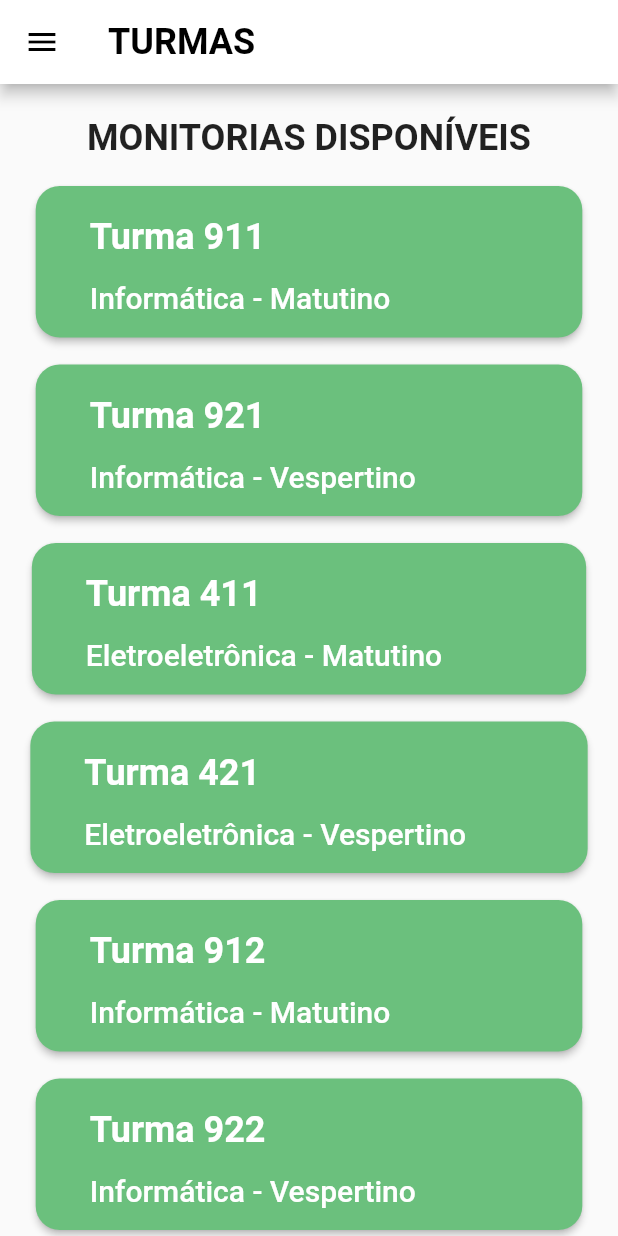
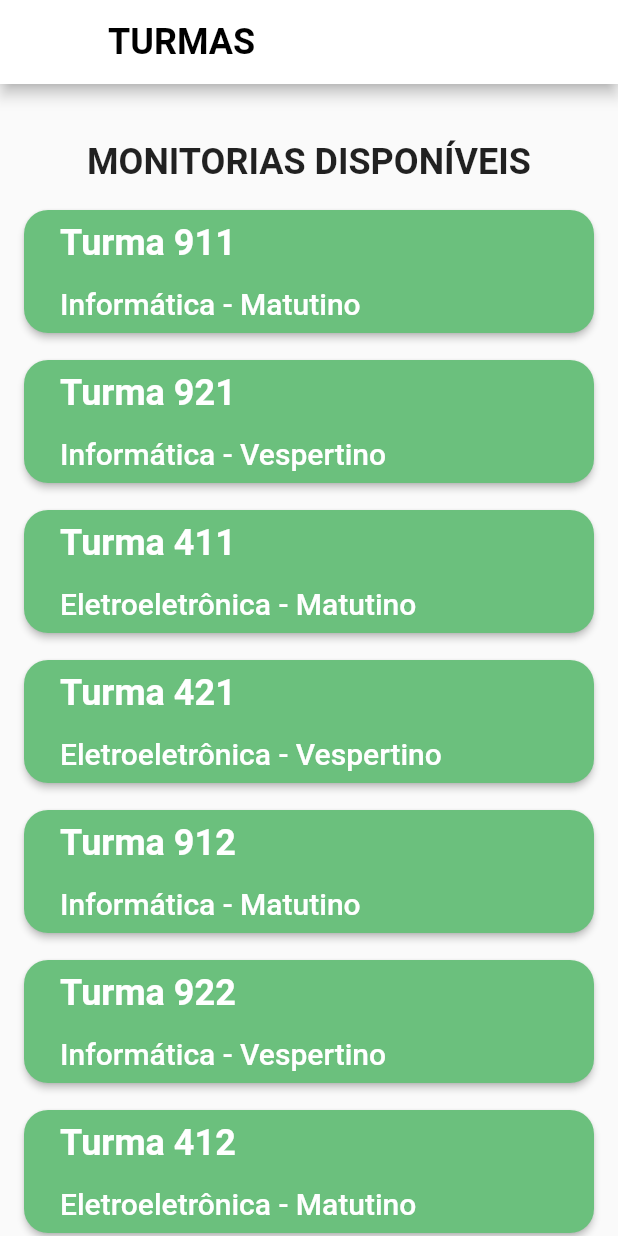
Before and after one commit to ludmilabss/App_prmo, a Flutter app: the TurmasPage screen opened directly, on a phone screen of 412 x 824 dp. Run offline on Flutter 3.47's test engine with Material 2 defaults, Android fonts, the phone set to English and light mode, and no system bars; network calls fail.

Commit message:
Update turmas_page.dart

```diff
--- a/lib/pages/turmas_page.dart
+++ b/lib/pages/turmas_page.dart
@@ -1,5 +1,6 @@
 import 'package:flutter/material.dart';
 import 'materias_page.dart';
+
 
 class TurmasPage extends StatefulWidget {
   const TurmasPage({Key? key}) : super(key: key);
@@ -12,13 +13,13 @@ class _TurmasPageState extends State<TurmasPage> {
   Widget build(BuildContext context) {
     return Scaffold(
       appBar: AppBar(
-        leading: GestureDetector(
-          onTap: () {},
-          child: const Icon(
-            Icons.menu,
-            color: Colors.black,
-          ),
-        ),
+        // leading: GestureDetector(
+        //   onTap: () {},
+        //   child: const Icon(
+        //     Icons.menu,
+        //     color: Colors.black,
+        //   ),
+        // ),
         backgroundColor: Colors.white,
         title: const Text(
           "TURMAS",
@@ -31,7 +32,9 @@ class _TurmasPageState extends State<TurmasPage> {
       ),
       body: ListView(
         children: [
-          Column(
+          Padding(
+            padding: const EdgeInsets.all(16.0),
+            child: Column(
               children: [
                 const SizedBox(height: 22),
                 const Text(
@@ -41,135 +44,55 @@ class _TurmasPageState extends State<TurmasPage> {
                     fontWeight: FontWeight.bold,
                   ),
                 ),
+
                 const SizedBox(height: 18),
-              buildTurma(
-                  left: 20,
-                  right: 112,
-                  turma: 'Turma 911',
-                  curso: "Informática - ",
-                  turno: "Matutino"),
+                buildTurma(turma: 'Turma 911', curso: "Informática - ", turno: "Matutino"),
                 const SizedBox(height: 18),
-              buildTurma(
-                  left: 20,
-                  right: 95,
-                  turma: 'Turma 921',
-                  curso: "Informática - ",
-                  turno: "Vespertino"),
+                buildTurma(turma: 'Turma 921', curso: "Informática - ", turno: "Vespertino"),
                 const SizedBox(height: 18),
-              buildTurma(
-                  left: 20,
-                  right: 80,
-                  turma: 'Turma 411',
-                  curso: "Eletroeletrônica - ",
-                  turno: "Matutino"),
+                buildTurma(turma: 'Turma 411', curso: "Eletroeletrônica - ", turno: "Matutino"),
                 const SizedBox(height: 18),
-              buildTurma(
-                  left: 20,
-                  right: 65,
-                  turma: 'Turma 421',
-                  curso: "Eletroeletrônica - ",
-                  turno: "Vespertino"),
+                buildTurma(turma: 'Turma 421', curso: "Eletroeletrônica - ", turno: "Vespertino"),
                 const SizedBox(height: 18),
-              buildTurma(
-                  left: 20,
-                  right: 112,
-                  turma: 'Turma 912',
-                  curso: "Informática - ",
-                  turno: "Matutino"),
+                buildTurma(turma: 'Turma 912', curso: "Informática - ", turno: "Matutino"),
                 const SizedBox(height: 18),
-              buildTurma(
-                  left: 20,
-                  right: 95,
-                  turma: 'Turma 922',
-                  curso: "Informática - ",
-                  turno: "Vespertino"),
+                buildTurma(turma: 'Turma 922', curso: "Informática - ", turno: "Vespertino"),
                 const SizedBox(height: 18),
-              buildTurma(
-                  left: 20,
-                  right: 80,
-                  turma: 'Turma 412',
-                  curso: "Eletroeletrônica - ",
-                  turno: "Matutino"),
+                buildTurma(turma: 'Turma 412', curso: "Eletroeletrônica - ", turno: "Matutino"),
                 const SizedBox(height: 18),
-              buildTurma(
-                  left: 20,
-                  right: 65,
-                  turma: 'Turma 422',
-                  curso: "Eletroeletrônica - ",
-                  turno: "Vespertino"),
+                buildTurma(turma: 'Turma 422', curso: "Eletroeletrônica - ", turno: "Vespertino"),
                 const SizedBox(height: 18),
-              buildTurma(
-                  left: 20,
-                  right: 112,
-                  turma: 'Turma 913',
-                  curso: "Informática - ",
-                  turno: "Matutino"),
+                buildTurma(turma: 'Turma 913', curso: "Informática - ", turno: "Matutino"),
                 const SizedBox(height: 18),
-              buildTurma(
-                  left: 20,
-                  right: 95,
-                  turma: 'Turma 923',
-                  curso: "Informática - ",
-                  turno: "Vespertino"),
+                buildTurma(turma: 'Turma 923', curso: "Informática - ", turno: "Vespertino"),
                 const SizedBox(height: 18),
-              buildTurma(
-                  left: 20,
-                  right: 80,
-                  turma: 'Turma 413',
-                  curso: "Eletroeletrônica - ",
-                  turno: "Matutino"),
+                buildTurma(turma: 'Turma 413', curso: "Eletroeletrônica - ", turno: "Matutino"),
                 const SizedBox(height: 18),
-              buildTurma(
-                  left: 20,
-                  right: 65,
-                  turma: 'Turma 423',
-                  curso: "Eletroeletrônica - ",
-                  turno: "Vespertino"),
+                buildTurma(turma: 'Turma 423', curso: "Eletroeletrônica - ", turno: "Vespertino"),
                 const SizedBox(height: 18),
-              buildTurma(
-                  left: 20,
-                  right: 112,
-                  turma: 'Turma 914',
-                  curso: "Informática - ",
-                  turno: "Matutino"),
+                buildTurma(turma: 'Turma 914', curso: "Informática - ", turno: "Matutino"),
                 const SizedBox(height: 18),
-              buildTurma(
-                  left: 20,
-                  right: 95,
-                  turma: 'Turma 924',
-                  curso: "Informática - ",
-                  turno: "Vespertino"),
+                buildTurma(turma: 'Turma 924', curso: "Informática - ", turno: "Vespertino"),
                 const SizedBox(height: 18),
-              buildTurma(
-                  left: 20,
-                  right: 80,
-                  turma: 'Turma 414',
-                  curso: "Eletroeletrônica - ",
-                  turno: "Matutino"),
+                buildTurma(turma: 'Turma 414', curso: "Eletroeletrônica - ", turno: "Matutino"),
                 const SizedBox(height: 18),
-              buildTurma(
-                  left: 20,
-                  right: 65,
-                  turma: 'Turma 424',
-                  curso: "Eletroeletrônica - ",
-                  turno: "Vespertino"),
+                buildTurma(turma: 'Turma 424', curso: "Eletroeletrônica - ", turno: "Vespertino"),
                 const SizedBox(height: 18),
               ],
+            ),
           ),
         ],
       ),
     );
+
   }
 
   buildTurma({
-    required double left,
-    required double right,
     required String turma,
     required String curso,
     required String turno,
   }) {
-    return ElevatedButton(
-      style: ElevatedButton.styleFrom(
+    return ElevatedButton(style: ElevatedButton.styleFrom(
       primary: const Color(0xFF6BC07D),
       shape: RoundedRectangleBorder(
         borderRadius: BorderRadius.circular(16), // <-- Radius
@@ -177,9 +100,9 @@ class _TurmasPageState extends State<TurmasPage> {
     ),
       onPressed: onPressedButn,
       child: Padding(
-        padding: EdgeInsets.only(left: left, right: right, top: 20, bottom: 15),
+        padding: const EdgeInsets.all(8.0),
         child: Column(
-          crossAxisAlignment: CrossAxisAlignment.start,
+          crossAxisAlignment: CrossAxisAlignment.stretch,
           children: [
             Text(
               turma,
@@ -191,18 +114,19 @@ class _TurmasPageState extends State<TurmasPage> {
               ),
             ),
             const SizedBox(height: 15),
-            Text(curso + turno,
+            Text(
+                curso + turno,
                 style: const TextStyle(
                   color: Color(0xFFFFFFFF),
                   fontFamily: 'Roboto',
                   fontSize: 20,
-                ))
+                )
+            )
           ],
         ),
       ),
     );
   }
-
   void onPressedButn() {
     Navigator.push(
       context,
@@ -213,4 +137,5 @@ class _TurmasPageState extends State<TurmasPage> {
       ),
     );
   }
+
 }
```
Lines whose indentation alone changed are shown as unchanged.
